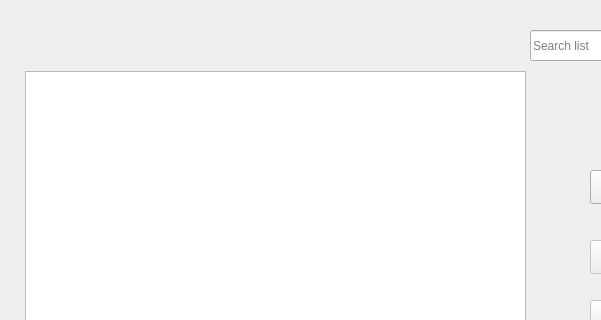
steinarb08/Verkefni1_2, file Verk1_2/personscreen.ui: the form before one commit; both pictures show x 0 to 601 and y 0 to 320 of the 800 by 722 pixel window.
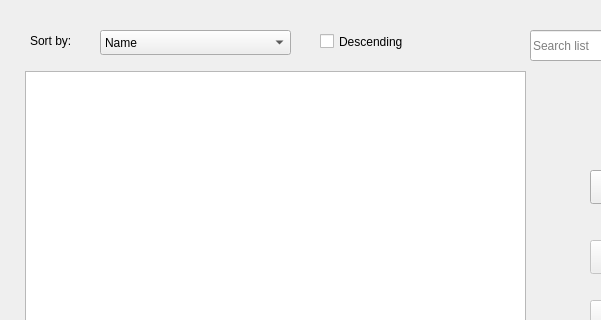
The form after the commit.

Commit message: Sort functions created. Few little changes

Patch:
```diff
--- a/Verk1_2/personscreen.ui
+++ b/Verk1_2/personscreen.ui
@@ -237,6 +237,67 @@
      <string/>
     </property>
    </widget>
+   <widget class="QComboBox" name="comboBoxSort">
+    <property name="geometry">
+     <rect>
+      <x>100</x>
+      <y>30</y>
+      <width>191</width>
+      <height>25</height>
+     </rect>
+    </property>
+    <item>
+     <property name="text">
+      <string>Name</string>
+     </property>
+    </item>
+    <item>
+     <property name="text">
+      <string>Gender</string>
+     </property>
+    </item>
+    <item>
+     <property name="text">
+      <string>Year of Birth</string>
+     </property>
+    </item>
+    <item>
+     <property name="text">
+      <string>Year of Death</string>
+     </property>
+    </item>
+   </widget>
+   <widget class="QCheckBox" name="checkBoxDescending">
+    <property name="geometry">
+     <rect>
+      <x>320</x>
+      <y>30</y>
+      <width>151</width>
+      <height>23</height>
+     </rect>
+    </property>
+    <property name="font">
+     <font>
+      <pointsize>9</pointsize>
+     </font>
+    </property>
+    <property name="text">
+     <string>Descending</string>
+    </property>
+   </widget>
+   <widget class="QLabel" name="label">
+    <property name="geometry">
+     <rect>
+      <x>30</x>
+      <y>30</y>
+      <width>68</width>
+      <height>21</height>
+     </rect>
+    </property>
+    <property name="text">
+     <string>Sort by:</string>
+    </property>
+   </widget>
   </widget>
   <widget class="QStatusBar" name="statusbar"/>
  </widget>
```
The commit also changes 2 other files.
